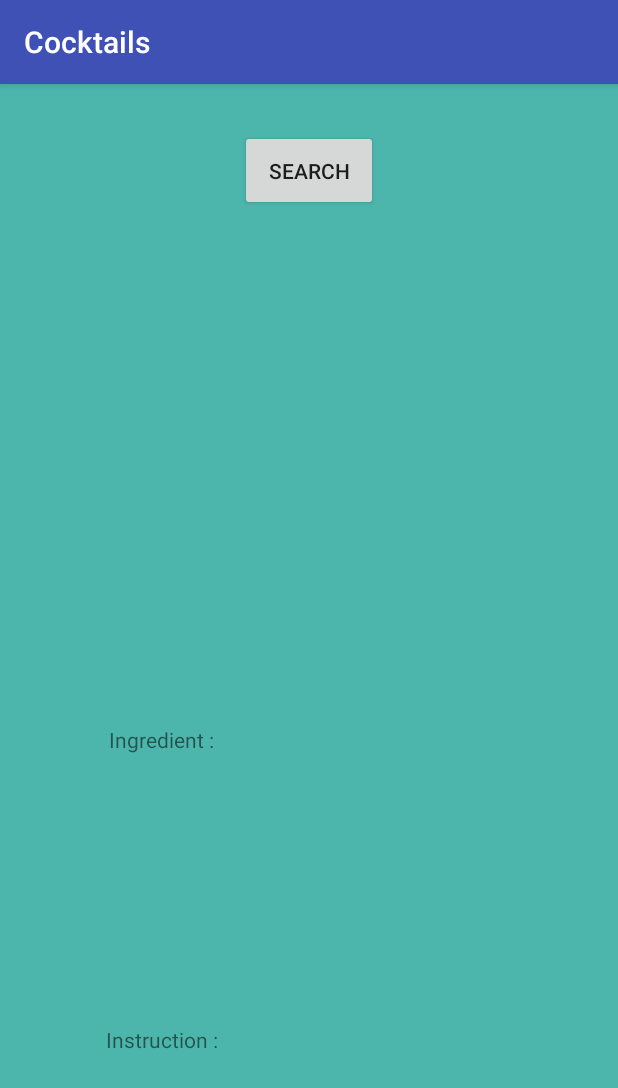
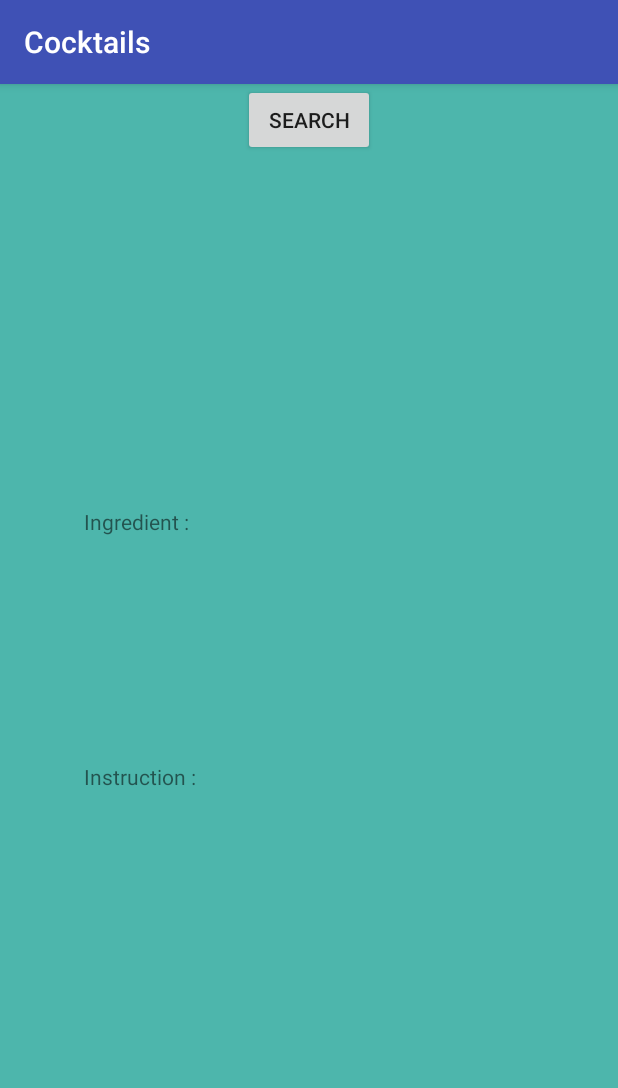
Before and after one commit to ryankwteo/MP7, an Android app: the CocktailActivity screen opened directly, with no data from a screen before it, on a phone screen of 412 x 824 dp. Shown: the top 1088 px of the screen. Run offline under Robolectric (Android 15) with nearby library versions, the phone set to English and light mode, and no system bars; our stand-ins replace Picasso, Volley; pictures from the network do not load; Roboto replaces fonts that are not available here; 2 statements that could not run were skipped.

Commit message:
ui update 12.13

```diff
--- a/app/src/main/res/layout/activity_cocktail.xml
+++ b/app/src/main/res/layout/activity_cocktail.xml
@@ -7,48 +7,77 @@
     android:background="#4DB6AC"
     tools:context=".CocktailActivity">
 
-    <ImageView
-        android:id="@+id/imageView3"
-        android:layout_width="312dp"
-        android:layout_height="132dp"
-        android:layout_marginTop="73dp"
-        app:layout_constraintBottom_toTopOf="@+id/cocktailName"
+    <ScrollView
+        android:layout_width="match_parent"
+        android:layout_height="match_parent"
+        app:layout_constraintBottom_toBottomOf="parent"
         app:layout_constraintEnd_toEndOf="parent"
-        app:layout_constraintHorizontal_bias="0.502"
+        app:layout_constraintHorizontal_bias="0.5"
         app:layout_constraintStart_toStartOf="parent"
-        app:layout_constraintTop_toTopOf="parent" />
+        app:layout_constraintTop_toTopOf="parent">
+
+        <LinearLayout
+            android:layout_width="match_parent"
+            android:layout_height="wrap_content"
+            android:gravity="center"
+            android:orientation="vertical">
 
             <Button
                 android:id="@+id/button"
-        android:layout_width="92dp"
-        android:layout_height="54dp"
+                android:layout_width="wrap_content"
+                android:layout_height="wrap_content"
                 android:onClick="openSearch"
                 android:text="Search"
                 app:layout_constraintBottom_toTopOf="@+id/imageView3"
                 app:layout_constraintEnd_toEndOf="parent"
                 app:layout_constraintStart_toStartOf="parent"
                 app:layout_constraintTop_toTopOf="parent"
-        app:layout_constraintVertical_bias="0.38" />
+                app:layout_constraintVertical_bias="0.333" />
+
+            <ImageView
+                android:id="@+id/imageView3"
+                android:layout_width="match_parent"
+                android:layout_height="145dp"
+                android:layout_marginTop="40dp"
+                app:layout_constraintEnd_toEndOf="parent"
+                app:layout_constraintHorizontal_bias="0.502"
+                app:layout_constraintStart_toStartOf="parent"
+                app:layout_constraintTop_toTopOf="parent" />
+
+            <TextView
+                android:id="@+id/cocktailName"
+                android:layout_width="wrap_content"
+                android:layout_height="wrap_content"
+                android:layout_marginTop="8dp"
+                android:layout_marginBottom="20dp"
+                android:layout_marginEnd="8dp"
+                android:layout_marginLeft="8dp"
+                android:layout_marginRight="8dp"
+                android:layout_marginStart="8dp"
+                android:baselineAligned="false"
+                android:text="Cocktail Name"
+                android:visibility="invisible"
+                app:layout_constraintBottom_toTopOf="@+id/instructionsCocktail"
+                app:layout_constraintEnd_toEndOf="@+id/imageView3"
+                app:layout_constraintStart_toStartOf="@+id/imageView3" />
 
             <TextView
                 android:id="@+id/textView3"
-        android:layout_width="268dp"
-        android:layout_height="132dp"
-        android:layout_marginBottom="6dp"
-        android:layout_marginTop="8dp"
+                android:layout_width="300dp"
+                android:layout_height="170dp"
+                android:layout_marginTop="1dp"
                 android:text="Ingredient : "
-        app:layout_constraintBottom_toTopOf="@+id/instructionsCocktail"
+                app:layout_constraintBottom_toBottomOf="parent"
                 app:layout_constraintEnd_toEndOf="parent"
-        app:layout_constraintHorizontal_bias="0.504"
                 app:layout_constraintStart_toStartOf="parent"
-        app:layout_constraintTop_toBottomOf="@+id/cocktailName"
-        app:layout_constraintVertical_bias="0.12" />
+                app:layout_constraintTop_toTopOf="parent"
+                app:layout_constraintVertical_bias="0.62" />
 
             <TextView
                 android:id="@+id/instructionsCocktail"
-        android:layout_width="271dp"
-        android:layout_height="282dp"
-        android:layout_marginBottom="3dp"
+                android:layout_width="300dp"
+                android:layout_height="270dp"
+                android:layout_marginBottom="5dp"
                 android:layout_marginEnd="3dp"
                 android:layout_marginLeft="3dp"
                 android:layout_marginRight="3dp"
@@ -59,18 +88,9 @@
                 app:layout_constraintHorizontal_bias="0.504"
                 app:layout_constraintStart_toStartOf="parent"
                 app:layout_constraintTop_toBottomOf="parent"
-        app:layout_constraintVertical_bias="0.838" />
+                app:layout_constraintVertical_bias="0.407" />
 
-    <TextView
-        android:id="@+id/cocktailName"
-        android:layout_width="wrap_content"
-        android:layout_height="wrap_content"
-        android:layout_marginBottom="8dp"
-        android:text="Cocktail Name"
-        android:visibility="invisible"
-        app:layout_constraintBottom_toTopOf="@+id/textView3"
-        app:layout_constraintEnd_toEndOf="@+id/imageView3"
-        app:layout_constraintStart_toStartOf="@+id/imageView3"
-        app:layout_constraintTop_toBottomOf="@+id/imageView3" />
+        </LinearLayout>
+    </ScrollView>
 
 </android.support.constraint.ConstraintLayout>
```
Lines whose indentation alone changed are shown as unchanged.
